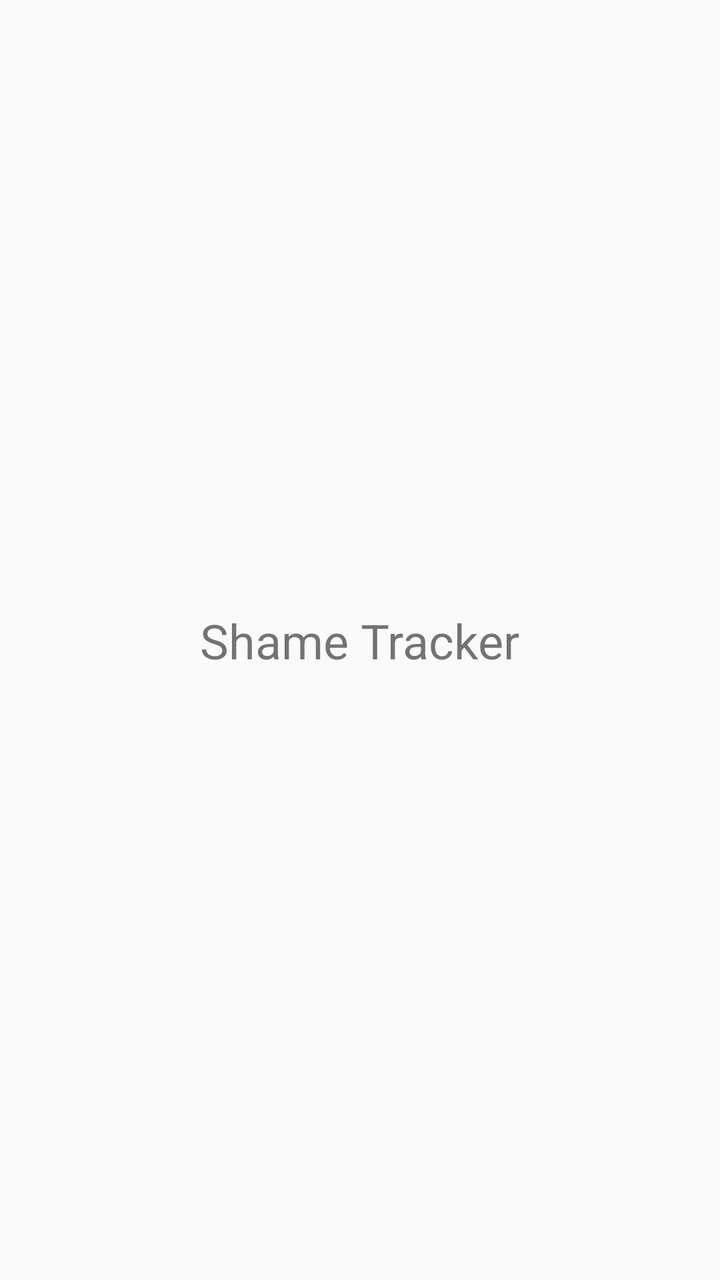
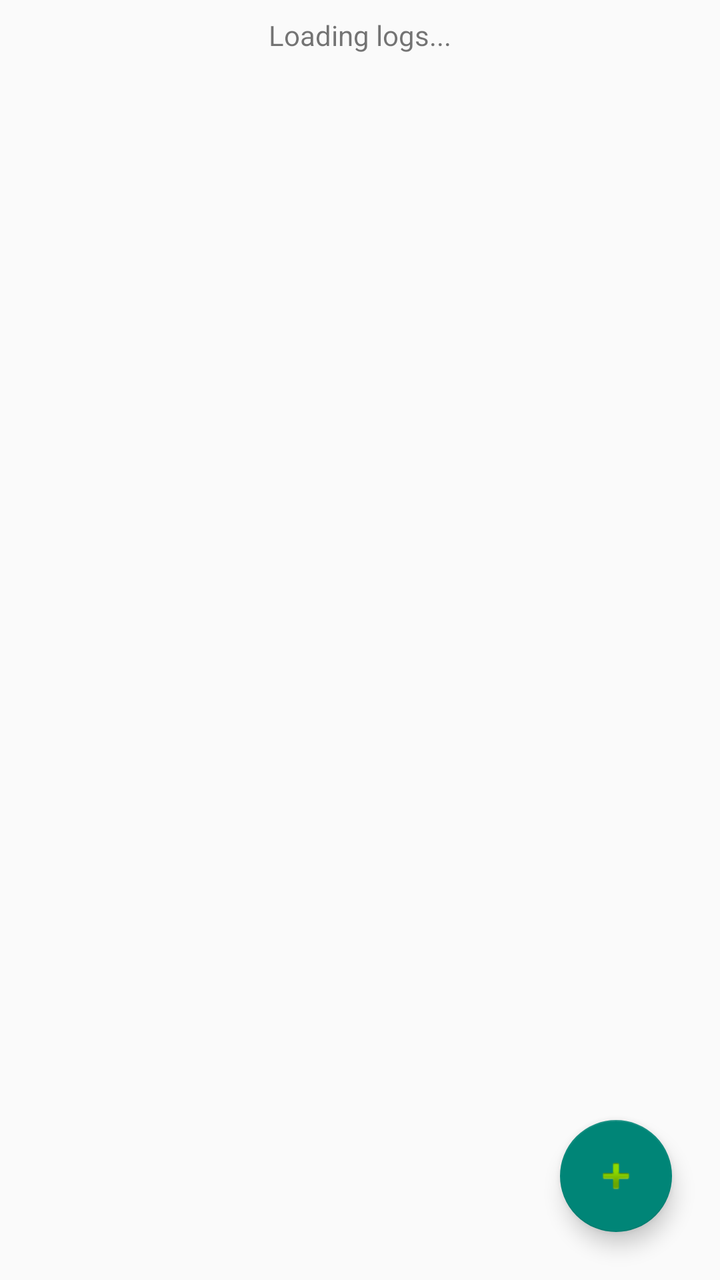

Before-and-after screenshots of an Android layout around one commit, followed by the original layout XML and the change that was made.
<!-- AndroidManifest.xml: application theme Theme.AppCompat.Light.DarkActionBar -->
<!-- res/layout/activity_main.xml -->
<?xml version="1.0" encoding="utf-8"?>
<androidx.constraintlayout.widget.ConstraintLayout xmlns:android="http://schemas.android.com/apk/res/android"
    xmlns:app="http://schemas.android.com/apk/res-auto"
    xmlns:tools="http://schemas.android.com/tools"
    android:layout_width="match_parent"
    android:layout_height="match_parent"
    tools:context=".MainActivity">

    <TextView
        android:id="@+id/statusTextView"
        android:layout_width="wrap_content"
        android:layout_height="wrap_content"
        android:text="Shame Tracker"
        android:textSize="24sp"
        app:layout_constraintBottom_toBottomOf="parent"
        app:layout_constraintEnd_toEndOf="parent"
        app:layout_constraintStart_toStartOf="parent"
        app:layout_constraintTop_toTopOf="parent" />

</androidx.constraintlayout.widget.ConstraintLayout>
<!-- resources referenced by this layout -->
<resources>

</resources>

<!-- the commit's change to res/layout/activity_main.xml (unified diff, before → after) -->
@@ -10,11 +10,27 @@
         android:id="@+id/statusTextView"
         android:layout_width="wrap_content"
         android:layout_height="wrap_content"
-        android:text="Shame Tracker"
-        android:textSize="24sp"
-        app:layout_constraintBottom_toBottomOf="parent"
+        android:padding="8dp"
+        android:text="Loading logs..."
         app:layout_constraintEnd_toEndOf="parent"
         app:layout_constraintStart_toStartOf="parent"
         app:layout_constraintTop_toTopOf="parent" />
 
+    <androidx.recyclerview.widget.RecyclerView
+        android:id="@+id/logsRecyclerView"
+        android:layout_width="match_parent"
+        android:layout_height="0dp"
+        app:layout_constraintBottom_toBottomOf="parent"
+        app:layout_constraintTop_toBottomOf="@id/statusTextView" />
+
+    <com.google.android.material.floatingactionbutton.FloatingActionButton
+        android:id="@+id/addLogFab"
+        android:layout_width="wrap_content"
+        android:layout_height="wrap_content"
+        android:layout_margin="24dp"
+        android:contentDescription="Add Log"
+        android:src="@android:drawable/ic_input_add"
+        app:layout_constraintBottom_toBottomOf="parent"
+        app:layout_constraintEnd_toEndOf="parent" />
+
 </androidx.constraintlayout.widget.ConstraintLayout>
